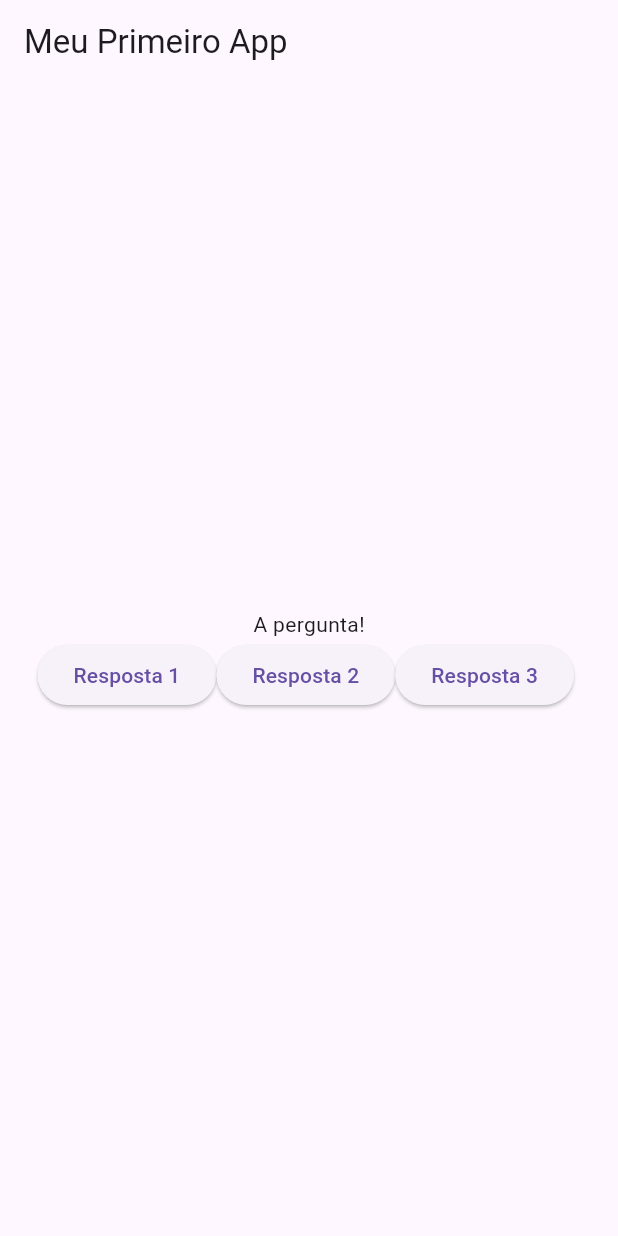
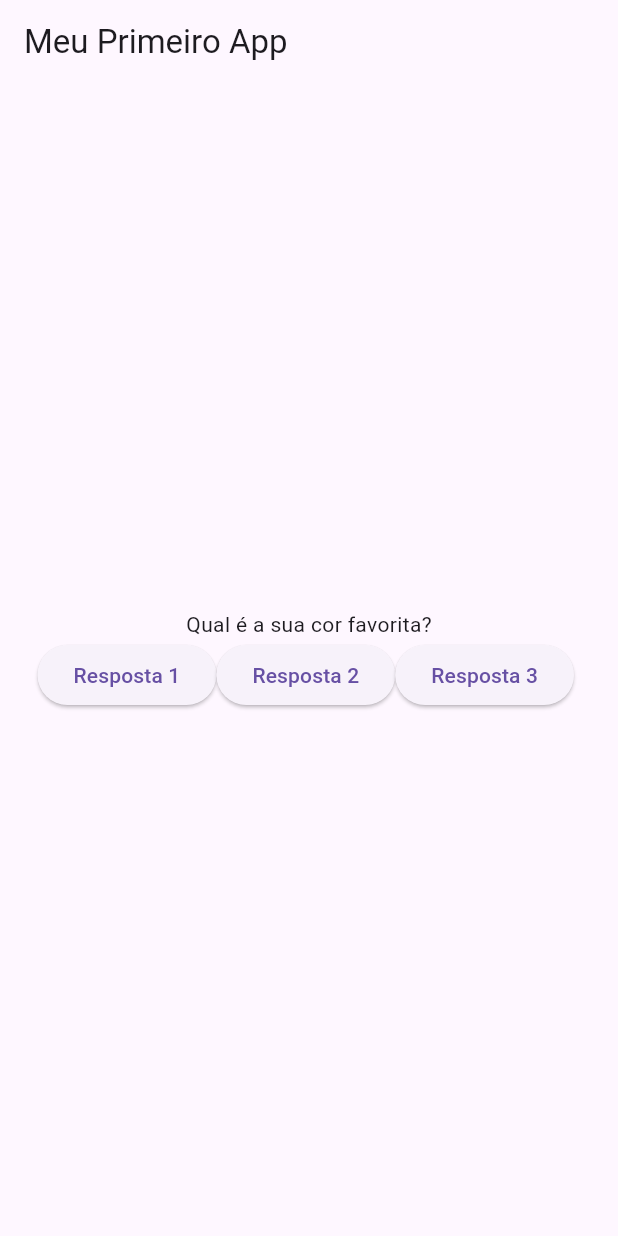
Before and after one commit to JarlissonTomaz/curso_flutter, a Flutter app: the screen it shows after launch, after a tap on "Resposta 1", on a phone screen of 412 x 824 dp. Run offline on Flutter 3.47's test engine with Material 3 defaults, Android fonts, the phone set to English and light mode, and no system bars.

Commit message:
variables in statelesswidget

```diff
--- a/flutter_curso/lib/main.dart
+++ b/flutter_curso/lib/main.dart
@@ -1,13 +1,15 @@
 import 'package:flutter/material.dart';
 
 void main() {
-  runApp(const MyApp());
+  runApp(MyApp());
 }
 
 class MyApp extends StatelessWidget {
-  const MyApp({super.key});
+  MyApp({super.key});
 
-  reponder() {
+  var perguntaSelecionada = 0;
+
+  void reponder() {
     print('Respondido');
   }
 
@@ -26,7 +28,7 @@ class MyApp extends StatelessWidget {
         child: Column(
           mainAxisAlignment: MainAxisAlignment.center,
           children: [
-            const Text('A pergunta!'),
+            Text(perguntas[perguntaSelecionada]),
             Row(
               children: [
                 Padding(
```
